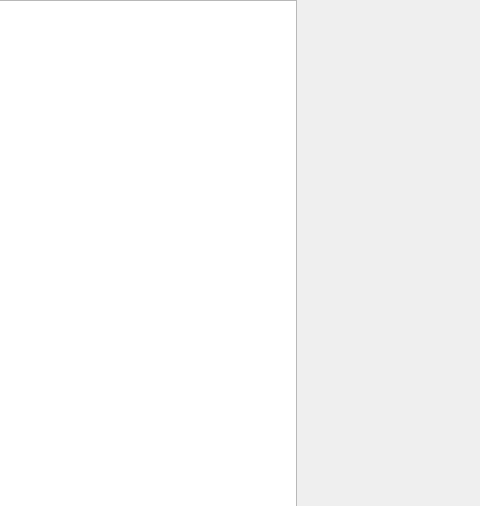
Before: the Qt Designer form BusBar-Qt/logs/logmain/logmainelewid.ui in luozhiyong131/BusBar, drawn with Qt 5; both pictures show x 544 to 1024 and y 0 to 506 of the 1024 by 506 pixel window.
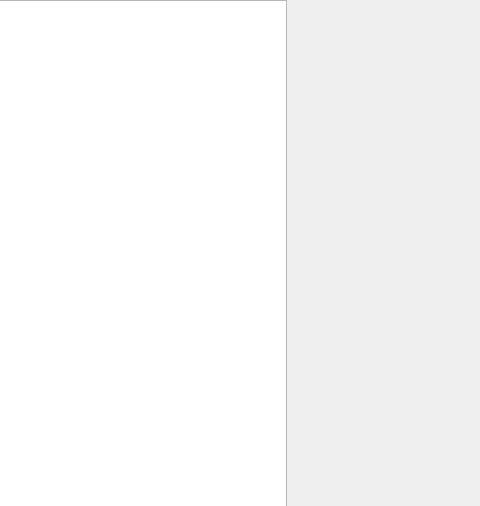
After: the same form once the commit is applied.

Patch:
```diff
--- a/BusBar-Qt/logs/logmain/logmainelewid.ui
+++ b/BusBar-Qt/logs/logmain/logmainelewid.ui
@@ -18,7 +18,7 @@
     <rect>
      <x>0</x>
      <y>0</y>
-     <width>841</width>
+     <width>831</width>
      <height>511</height>
     </rect>
    </property>
@@ -26,9 +26,9 @@
   <widget class="QWidget" name="widget" native="true">
    <property name="geometry">
     <rect>
-     <x>840</x>
+     <x>839</x>
      <y>0</y>
-     <width>180</width>
+     <width>181</width>
      <height>511</height>
     </rect>
    </property>
```
